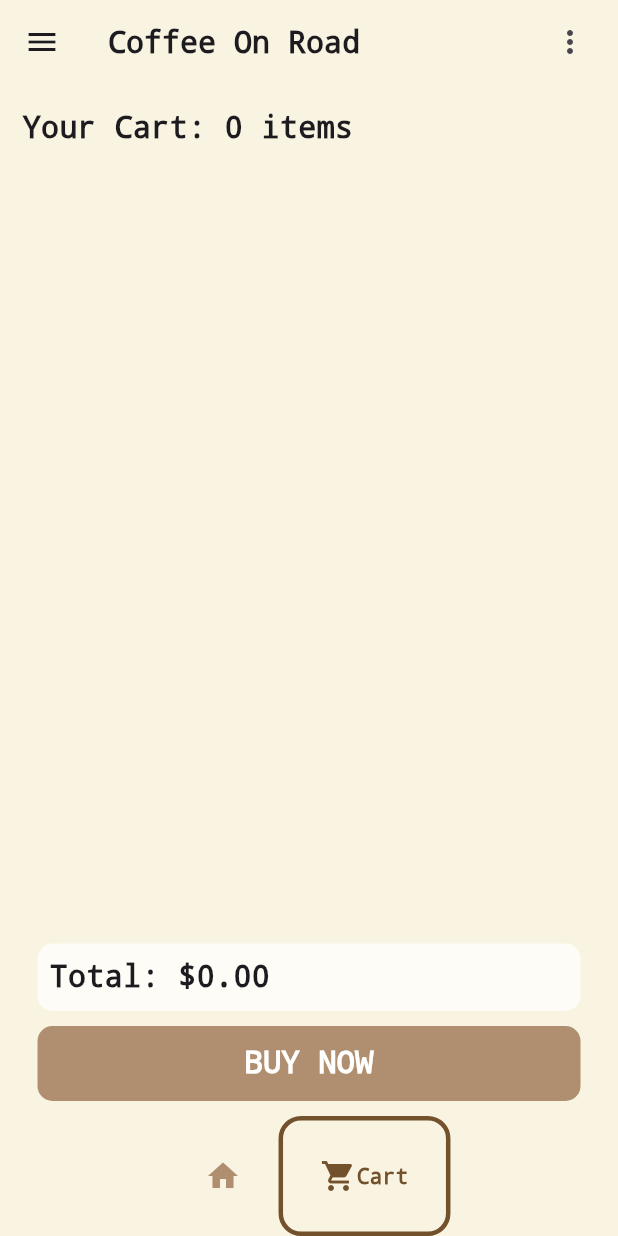
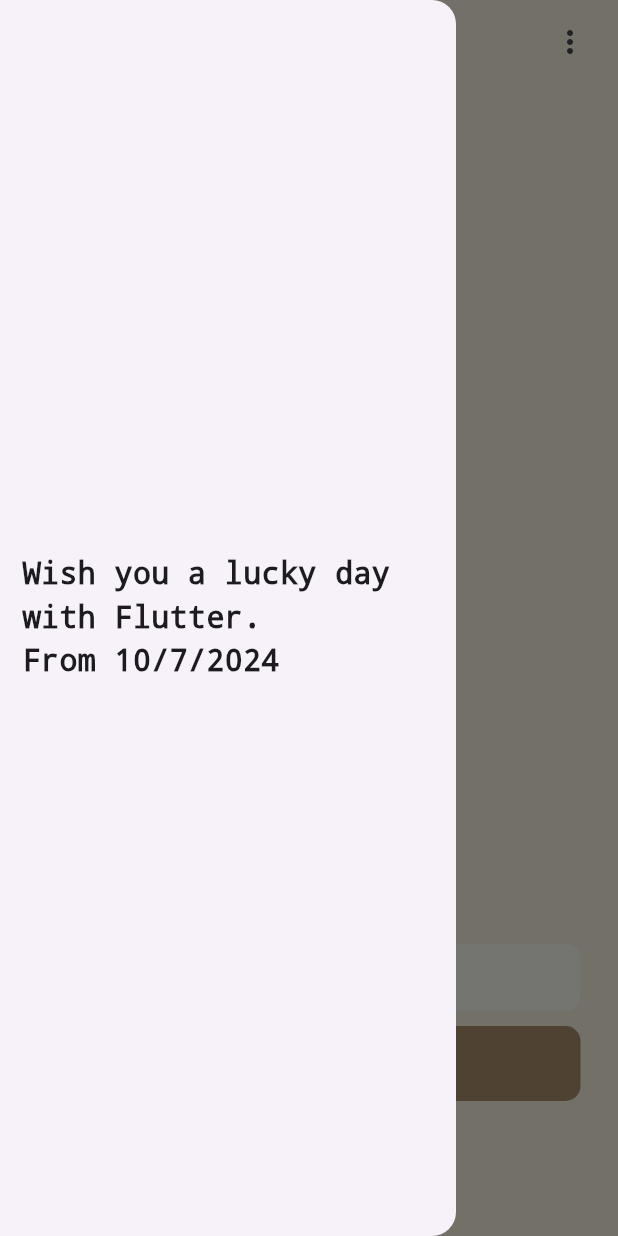
Before and after one commit to xaikyou/flutter-project, a Flutter app: the screen it shows after launch, item 2 of the bottom bar chosen, with the side drawer open (before the commit the screen has no drawer), on a phone screen of 412 x 824 dp. Run offline on Flutter 3.47's test engine with Material 3 defaults, Android fonts, the light colour scheme and no system bars; drawn by our look-alikes of google_nav_bar; our stand-ins replace hive_flutter; accounts and stored records are empty; Roboto replaces fonts that are missing (Monospace).

Commit message:
add function for delete button on cart page

```diff
--- a/coffee_app/lib/pages/cart_page.dart
+++ b/coffee_app/lib/pages/cart_page.dart
@@ -42,6 +42,10 @@
             ));
   }
 
+  void removeFromCart(Product product) {
+    Provider.of<Cart>(context, listen: false).removeItemFromCart(product);
+  }
+
   @override
   Widget build(BuildContext context) {
     return Consumer<Cart>(
@@ -67,6 +71,7 @@
                     Product individualProduct = value.getUserCart()[index];
                     return CartItem(
                       product: individualProduct,
+                      onTapDelete: () => removeFromCart(individualProduct),
                     );
                   },
                 ),
@@ -112,7 +117,7 @@
                         ),
                         child: const Center(
                             child: Text(
-                          'BUY NOW',
+                          'Buy Now',
                           style: TextStyle(
                               fontSize: 20,
                               fontWeight: FontWeight.bold,
--- a/coffee_app/lib/pages/home_page.dart
+++ b/coffee_app/lib/pages/home_page.dart
@@ -38,13 +38,19 @@
           "Coffee On Road",
           style: TextStyle(fontSize: 20, fontWeight: FontWeight.bold),
         ),
-        leading: IconButton(
-          icon: const Icon(Icons.menu),
-          onPressed: () {},
-        ),
         actions: [
           IconButton(onPressed: () {}, icon: const PopUpMenu()),
         ],
+      ),
+      drawer: const Drawer(
+        child: Center(
+            child: Padding(
+          padding: EdgeInsets.all(15.0),
+          child: Text(
+            'Wish you a lucky day with Flutter.\nFrom 10/7/2024',
+            style: TextStyle(fontSize: 20, fontWeight: FontWeight.bold),
+          ),
+        )),
       ),
       bottomNavigationBar: BottomNavBar(
         onTabChange: (index) => navigateBottomBar(index),
```
Also changed, not shown: coffee_app/lib/components/cart_item.dart (+3 -4 lines).
